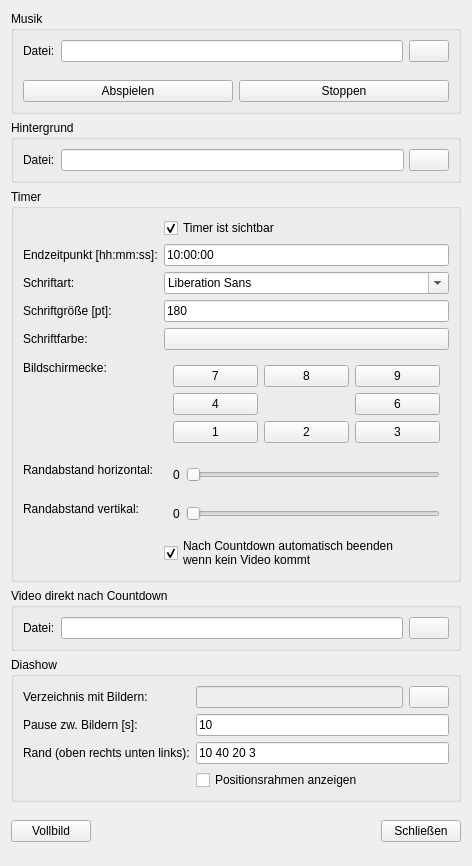
The window that config.ui (wulmer/CountdownApp) describes before a commit, drawn with Qt 5.
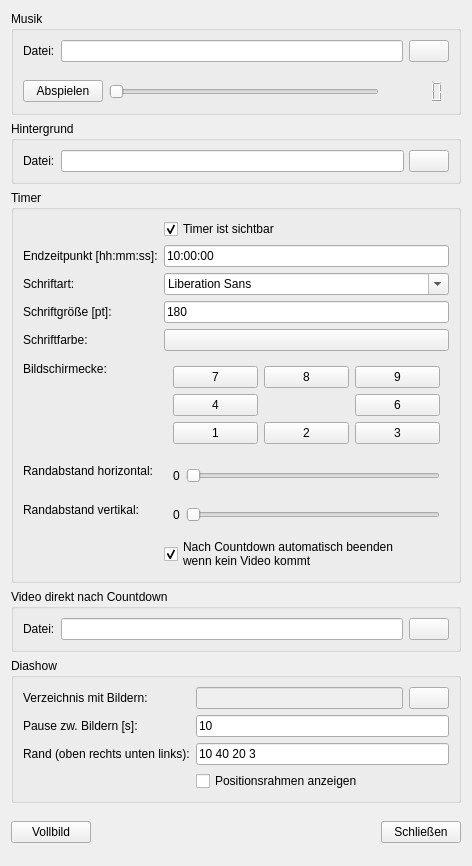
The same window after the commit.

Commit message: Improve music player interface

The edit to the form file:
```diff
--- a/config.ui
+++ b/config.ui
@@ -70,12 +70,25 @@
            <property name="text">
             <string>Abspielen</string>
            </property>
+           <property name="checkable">
+            <bool>true</bool>
+           </property>
           </widget>
          </item>
          <item>
-          <widget class="QPushButton" name="_music_stop_button">
-           <property name="text">
-            <string>Stoppen</string>
+          <widget class="QSlider" name="_music_duration_slider">
+           <property name="enabled">
+            <bool>false</bool>
+           </property>
+           <property name="orientation">
+            <enum>Qt::Horizontal</enum>
+           </property>
+          </widget>
+         </item>
+         <item>
+          <widget class="QLCDNumber" name="_music_duration_lcd">
+           <property name="frameShape">
+            <enum>QFrame::NoFrame</enum>
            </property>
           </widget>
          </item>
```
Left out of the diff: 29 changed lines with no effect on the pictures. The commit also changes 1 other file.
